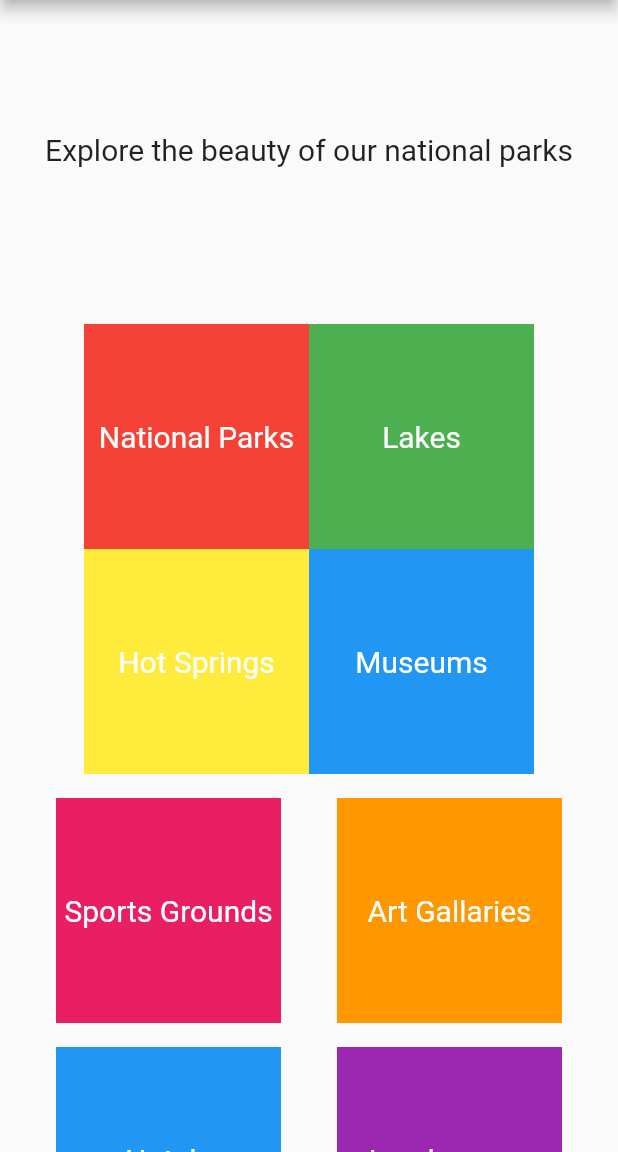
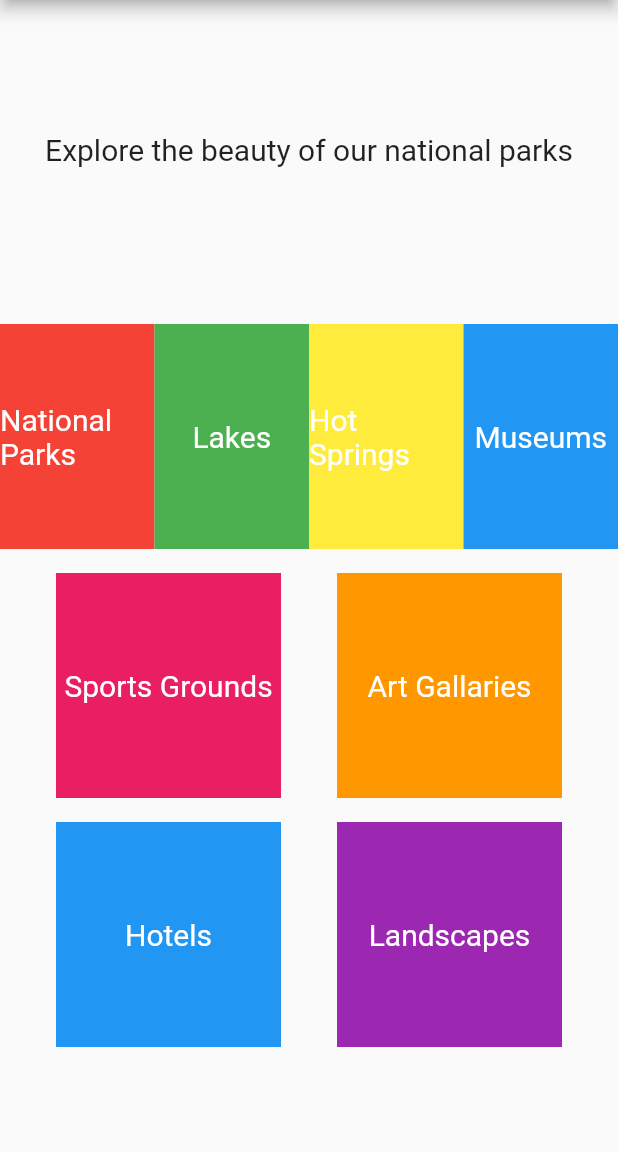
Before and after one commit to rabok/Tourism, a Flutter app: the screen it shows after launch, on a phone screen of 412 x 824 dp, the part 84-1236 px from its top. Run offline on Flutter 3.47's test engine with Material 2 defaults, Android fonts, the phone set to English and light mode, and no system bars; drawn by our look-alikes of carousel_slider.

Commit message:
i changed the spacing

```diff
--- a/tourism/lib/main.dart
+++ b/tourism/lib/main.dart
@@ -218,9 +218,8 @@ class HomePage extends StatelessWidget {
               }).toList(),
             ),
             SizedBox(height: 16),
-           Wrap(
-  direction: Axis.horizontal,
-  alignment: WrapAlignment.spaceEvenly,
+            Row(
+              mainAxisAlignment: MainAxisAlignment.spaceEvenly,
               children: [
                 Flexible(
                   flex: 1,
@@ -272,7 +271,6 @@ class HomePage extends StatelessWidget {
                 ),
               ],
             ),
-
             SizedBox(height: 16),
             Row(
               mainAxisAlignment: MainAxisAlignment.spaceEvenly,
```
Lines whose indentation alone changed are shown as unchanged.
